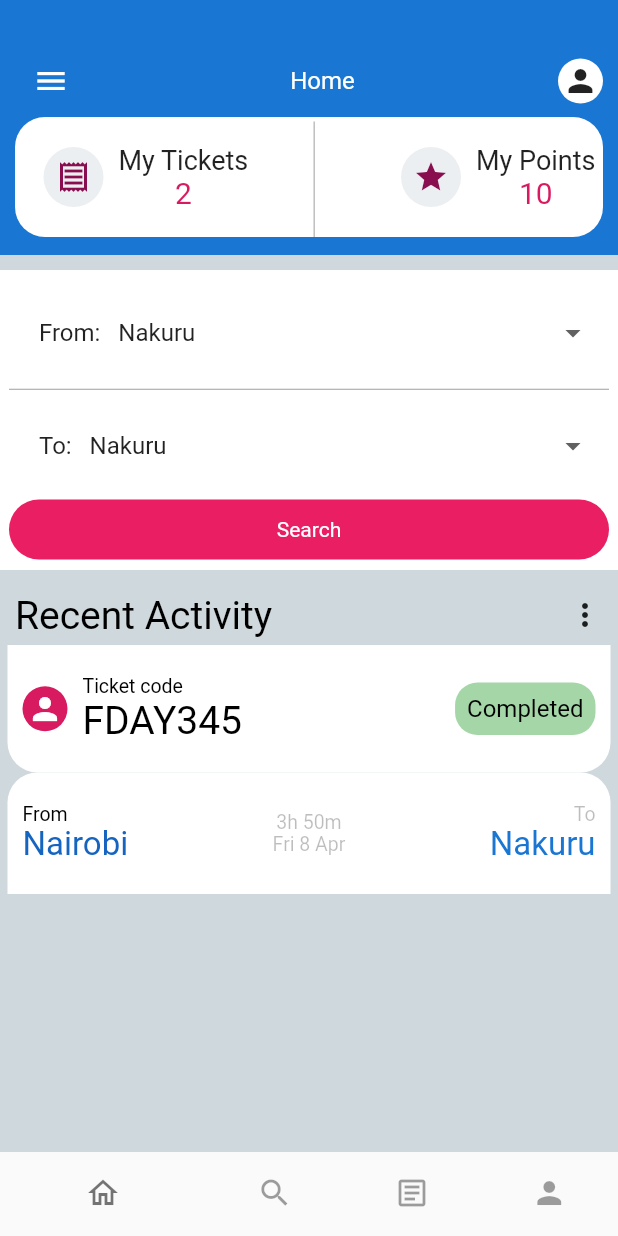
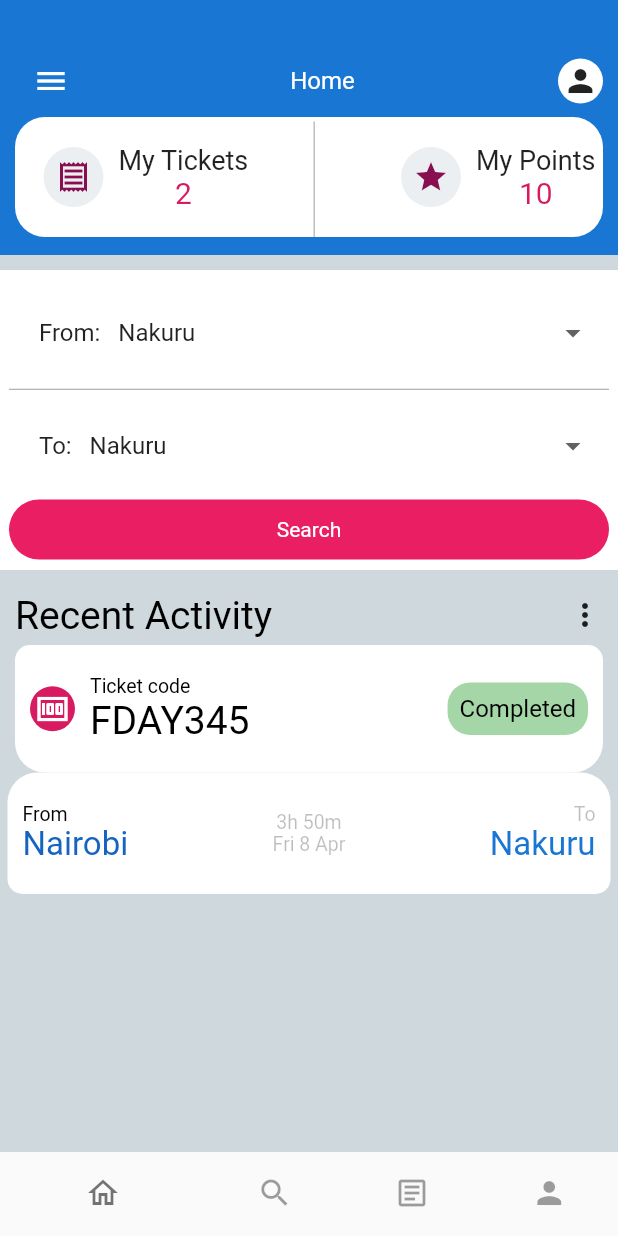
Before and after one commit to Brian-mula/booking-app, a Flutter app: the screen it shows after launch, on a phone screen of 412 x 824 dp. Run offline on Flutter 3.47's test engine with Material 2 defaults, Android fonts, the phone set to English and light mode, and no system bars.

Commit message:
icon ticket

```diff
--- a/lib/pages/home_page.dart
+++ b/lib/pages/home_page.dart
@@ -138,13 +138,15 @@ class HomePage extends StatelessWidget {
             ),
           ),
           Container(
-              margin: const EdgeInsets.only(left: 5, right: 5),
+              margin: const EdgeInsets.only(left: 10, right: 10),
               padding: const EdgeInsets.only(
                   left: 10, top: 20, right: 10, bottom: 20),
               decoration: const BoxDecoration(
                   borderRadius: BorderRadius.only(
                       bottomLeft: Radius.circular(20),
-                      bottomRight: Radius.circular(20)),
+                      bottomRight: Radius.circular(20),
+                      topLeft: Radius.circular(10),
+                      topRight: Radius.circular(10)),
                   color: Colors.white),
               child: const CustomeCard()),
           Container(
@@ -155,7 +157,9 @@ class HomePage extends StatelessWidget {
                   color: Colors.white,
                   borderRadius: BorderRadius.only(
                       topLeft: Radius.circular(20),
-                      topRight: Radius.circular(20))),
+                      topRight: Radius.circular(20),
+                      bottomLeft: Radius.circular(10),
+                      bottomRight: Radius.circular(10))),
               child: const CustomCardText())
         ],
       ),
--- a/lib/pages/widgets/custome_card.dart
+++ b/lib/pages/widgets/custome_card.dart
@@ -19,9 +19,11 @@ class CustomeCard extends StatelessWidget {
               width: 30,
               decoration: BoxDecoration(
                   borderRadius: BorderRadius.circular(15),
-            color: Colors.pink.shade600
+                  color: Colors.pink.shade600),
+              child: const Icon(
+                Icons.money_outlined,
+                color: Colors.white,
               ),
-          child: const Icon(Icons.person,color: Colors.white,),
             ),
             Container(
               padding: EdgeInsets.only(left: 10),
@@ -29,7 +31,10 @@ class CustomeCard extends StatelessWidget {
                 mainAxisAlignment: MainAxisAlignment.center,
                 crossAxisAlignment: CrossAxisAlignment.start,
                 children: [
-              BigTextWidget(text: "Ticket code",size: 13,),
+                  BigTextWidget(
+                    text: "Ticket code",
+                    size: 13,
+                  ),
                   BigTextWidget(text: "FDAY345")
                 ],
               ),
@@ -40,9 +45,11 @@ class CustomeCard extends StatelessWidget {
           padding: EdgeInsets.all(8),
           decoration: BoxDecoration(
               borderRadius: BorderRadius.circular(15),
-            color: Colors.green.shade200
+              color: Colors.green.shade200),
+          child: BigTextWidget(
+            text: "Completed",
+            size: 16,
           ),
-          child: BigTextWidget(text: "Completed", size: 16,),
         )
       ],
     );
```
Lines whose indentation alone changed are shown as unchanged.
